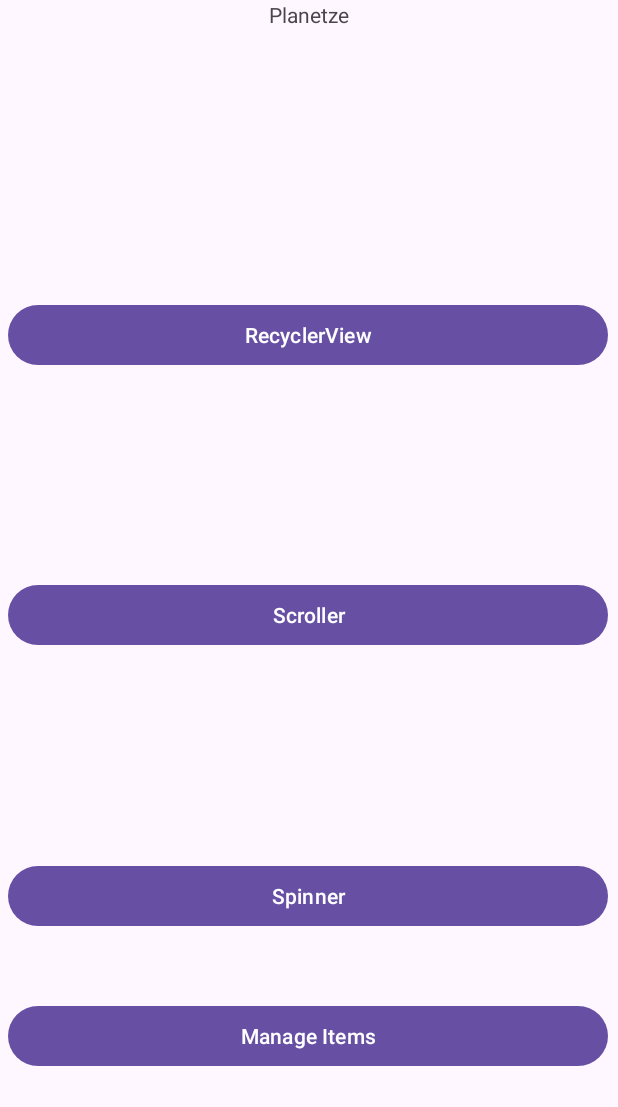
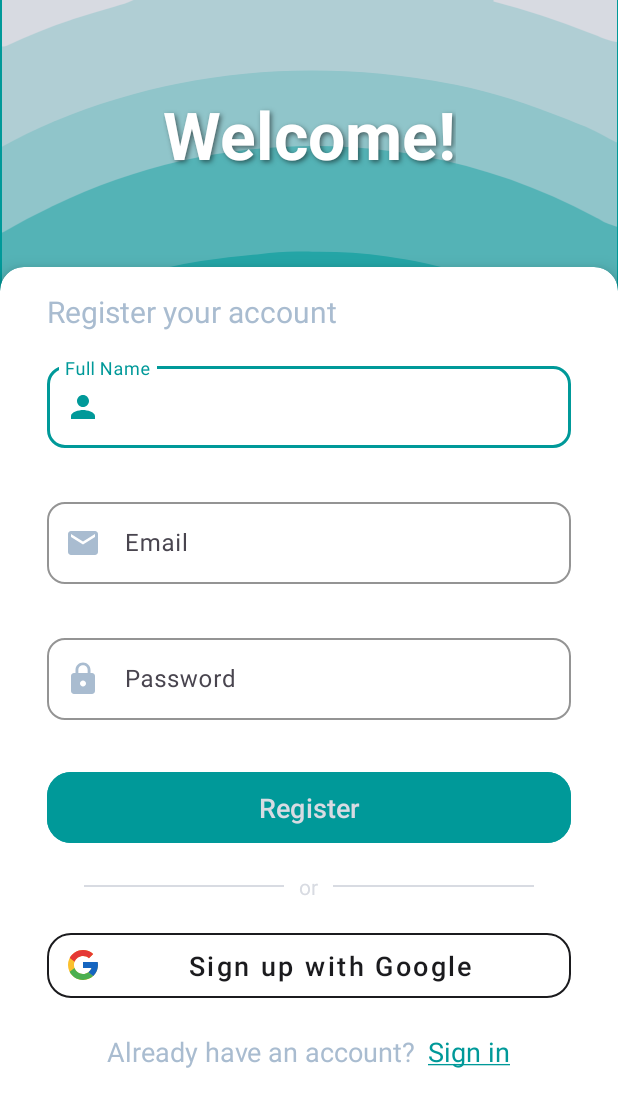
Before and after one commit to A-Skvortsov/Planetze, an Android app: the screen it shows after launch (MainActivity), on a phone screen of 412 x 824 dp. Shown: the top 1107 px of the screen. Run offline under Robolectric (Android 15) with nearby library versions, the phone set to English and light mode, and no system bars; our stand-ins replace Firebase (no records; nobody signed in at launch, a user with empty details on screens opened directly).

Commit message:
Made changes to the themes.xml files and created the sign-in/sign-up UI. (#4)

```diff
--- a/app/src/main/java/com/example/planetze/MainActivity.java
+++ b/app/src/main/java/com/example/planetze/MainActivity.java
@@ -2,17 +2,9 @@ package com.example.planetze;
 
 import android.os.Bundle;
 
-import androidx.activity.EdgeToEdge;
 import androidx.appcompat.app.AppCompatActivity;
-import androidx.core.graphics.Insets;
-import androidx.core.view.ViewCompat;
-import androidx.core.view.WindowInsetsCompat;
 import androidx.fragment.app.Fragment;
 import androidx.fragment.app.FragmentTransaction;
-
-import android.widget.Button;
-import android.view.View;
-import android.content.Intent;
 
 import com.google.firebase.database.DatabaseReference;
 import com.google.firebase.database.FirebaseDatabase;
@@ -33,7 +25,7 @@ public class MainActivity extends AppCompatActivity {
         myRef.child("movies").setValue("B07 Demo!");
 
         if (savedInstanceState == null) {
-            loadFragment(new HomeFragment());
+            loadFragment(new SignUpActivity());
         }
     }
 
--- /dev/null
+++ b/app/src/main/java/com/example/planetze/SignUpActivity.java
@@ -0,0 +1,33 @@
+package com.example.planetze;
+
+import android.os.Bundle;
+import android.view.LayoutInflater;
+import android.view.View;
+import android.view.ViewGroup;
+import android.widget.TextView;
+
+import androidx.annotation.NonNull;
+import androidx.annotation.Nullable;
+import androidx.fragment.app.Fragment;
+import androidx.fragment.app.FragmentTransaction;
+
+public class SignUpActivity extends Fragment {
+    @Nullable
+    @Override
+    public View onCreateView(@NonNull LayoutInflater inflater, @Nullable ViewGroup container, @Nullable Bundle savedInstanceState) {
+        View view = inflater.inflate(R.layout.fragment_sign_up, container, false);
+
+        TextView signInLink = view.findViewById(R.id.signInLink);
+
+        signInLink.setOnClickListener(v -> loadFragment(new LogInActivity()));
+
+        return view;
+    }
+
+    private void loadFragment(Fragment fragment) {
+        FragmentTransaction transaction = getParentFragmentManager().beginTransaction();
+        transaction.replace(R.id.fragment_container, fragment);
+        transaction.addToBackStack(null);
+        transaction.commit();
+    }
+}
--- /dev/null
+++ b/app/src/main/res/drawable/banner.xml
@@ -0,0 +1,15 @@
+<vector xmlns:android="http://schemas.android.com/apk/res/android" android:autoMirrored="true" android:height="198dp" android:viewportHeight="198" android:viewportWidth="410" android:width="410dp">
+
+    <path android:fillColor="#B0CED4" android:pathData="M0,0C135.3,0 270.6,0 410,0C410,65.34 410,130.68 410,198C274.7,198 139.4,198 0,198C0,132.66 0,67.32 0,0Z"/>
+
+    <path android:fillColor="#54B3B6" android:pathData="M286,104C286.89,104.17 287.78,104.34 288.7,104.52C331.07,112.95 372.54,129.59 410,151C410,166.51 410,182.02 410,198C274.7,198 139.4,198 0,198C0,183.81 0,169.62 0,155C20.16,143.14 20.16,143.14 30.38,138.06C31.55,137.47 32.73,136.89 33.95,136.28C51.01,127.87 68.75,120.4 87,115C87.85,114.74 88.69,114.49 89.56,114.22C106.83,109.01 124.26,105.22 142,102C142.93,101.83 143.85,101.66 144.81,101.48C190.97,93.19 240.13,95.09 286,104Z"/>
+
+    <path android:fillColor="#90C5CA" android:pathData="M300,56C301.17,56.23 302.34,56.46 303.55,56.7C328.25,61.68 352.33,69.73 375.7,79.08C377.97,79.99 380.25,80.88 382.53,81.77C383.98,82.35 385.43,82.92 386.88,83.5C388.09,83.98 389.3,84.47 390.55,84.97C397.19,88 403.56,91.57 410,95C410,113.48 410,131.96 410,151C403.26,148.75 403.26,148.75 399.93,146.93C399.19,146.54 398.45,146.14 397.69,145.73C396.9,145.3 396.12,144.88 395.31,144.44C359.19,125.22 320.31,111.26 280,104C278.53,103.72 277.05,103.43 275.58,103.14C271.07,102.3 266.55,101.62 262,101C261,100.86 260,100.73 258.97,100.59C182.9,90.63 103.95,103.61 35,137C34.01,137.48 33.02,137.96 32.01,138.45C22.13,143.26 12.34,148.14 2.95,153.86C1,155 1,155 0,155C0,136.19 0,117.38 0,98C11.4,92 22.4,86.23 34.25,81.38C34.91,81.1 35.56,80.83 36.24,80.55C116.8,47.2 206.22,38.27 300,56Z"/>
+
+    <path android:fillColor="#24A5A6" android:pathData="M208.06,167.75C209.04,167.75 210.02,167.75 211.03,167.75C226.58,167.76 241.63,168.53 257,171C259.1,171.32 261.2,171.63 263.3,171.95C280.62,174.65 297.29,178.47 313.89,184.1C316.19,184.88 318.5,185.64 320.8,186.4C330.08,189.5 339.08,192.98 348,197C348,197.33 348,197.66 348,198C255.27,198 162.54,198 67,198C87.99,177.01 145.86,171.93 173.12,169.28C174.91,169.11 176.69,168.92 178.46,168.71C188.29,167.63 198.19,167.76 208.06,167.75Z"/>
+
+    <path android:fillColor="#D7DAE1" android:pathData="M0,0C29.04,0 58.08,0 88,0C84,2 80.12,3.14 75.84,4.28C66.67,6.77 57.64,9.57 48.63,12.56C47.86,12.81 47.1,13.07 46.31,13.33C31.91,18.11 18.03,23.78 4.23,30.09C2,31 2,31 0,31C0,20.77 0,10.54 0,0Z"/>
+
+    <path android:fillColor="#D7DAE1" android:pathData="M328,0C355.06,0 382.12,0 410,0C410,9.24 410,18.48 410,28C406,27.2 402.92,26.28 399.2,24.78C398.07,24.33 396.94,23.87 395.77,23.41C394.57,22.92 393.37,22.44 392.13,21.94C371.06,13.56 349.98,6.6 328,1C328,0.67 328,0.34 328,0Z"/>
+
+</vector>
--- /dev/null
+++ b/app/src/main/res/drawable/custom_info_input_icon.xml
@@ -0,0 +1,5 @@
+<?xml version="1.0" encoding="utf-8"?>
+<selector xmlns:android="http://schemas.android.com/apk/res/android">
+    <item android:color="@color/palette_turquoise" android:state_focused="true"/>
+    <item android:color="@color/palette_light_blue"/>
+</selector>
--- /dev/null
+++ b/app/src/main/res/drawable/ic_google.xml
@@ -0,0 +1,18 @@
+<vector xmlns:android="http://schemas.android.com/apk/res/android"
+    android:width="48dp"
+    android:height="48dp"
+    android:viewportWidth="48"
+    android:viewportHeight="48">
+  <path
+      android:pathData="M43.611,20.083H42V20H24v8h11.303c-1.649,4.657 -6.08,8 -11.303,8c-6.627,0 -12,-5.373 -12,-12s5.373,-12 12,-12c3.059,0 5.842,1.154 7.961,3.039l5.657,-5.657C34.046,6.053 29.268,4 24,4C12.955,4 4,12.955 4,24s8.955,20 20,20s20,-8.955 20,-20C44,22.659 43.862,21.35 43.611,20.083z"
+      android:fillColor="#fbc02d"/>
+  <path
+      android:pathData="M6.306,14.691l6.571,4.819C14.655,15.108 18.961,12 24,12c3.059,0 5.842,1.154 7.961,3.039l5.657,-5.657C34.046,6.053 29.268,4 24,4C16.318,4 9.656,8.337 6.306,14.691z"
+      android:fillColor="#e53935"/>
+  <path
+      android:pathData="M24,44c5.166,0 9.86,-1.977 13.409,-5.192l-6.19,-5.238C29.211,35.091 26.715,36 24,36c-5.202,0 -9.619,-3.317 -11.283,-7.946l-6.522,5.025C9.505,39.556 16.227,44 24,44z"
+      android:fillColor="#4caf50"/>
+  <path
+      android:pathData="M43.611,20.083L43.595,20L42,20H24v8h11.303c-0.792,2.237 -2.231,4.166 -4.087,5.571c0.001,-0.001 0.002,-0.001 0.003,-0.002l6.19,5.238C36.971,39.205 44,34 44,24C44,22.659 43.862,21.35 43.611,20.083z"
+      android:fillColor="#1565c0"/>
+</vector>
--- /dev/null
+++ b/app/src/main/res/drawable/ic_lock.xml
@@ -0,0 +1,5 @@
+<vector xmlns:android="http://schemas.android.com/apk/res/android" android:height="24dp" android:tint="@color/palette_light_blue" android:viewportHeight="24" android:viewportWidth="24" android:width="24dp">
+
+    <path android:fillColor="@android:color/white" android:pathData="M18,8h-1L17,6c0,-2.76 -2.24,-5 -5,-5S7,3.24 7,6v2L6,8c-1.1,0 -2,0.9 -2,2v10c0,1.1 0.9,2 2,2h12c1.1,0 2,-0.9 2,-2L20,10c0,-1.1 -0.9,-2 -2,-2zM12,17c-1.1,0 -2,-0.9 -2,-2s0.9,-2 2,-2 2,0.9 2,2 -0.9,2 -2,2zM15.1,8L8.9,8L8.9,6c0,-1.71 1.39,-3.1 3.1,-3.1 1.71,0 3.1,1.39 3.1,3.1v2z"/>
+
+</vector>
--- /dev/null
+++ b/app/src/main/res/drawable/ic_mail.xml
@@ -0,0 +1,5 @@
+<vector xmlns:android="http://schemas.android.com/apk/res/android" android:height="24dp" android:tint="@color/palette_light_blue" android:viewportHeight="24" android:viewportWidth="24" android:width="24dp">
+
+    <path android:fillColor="@android:color/white" android:pathData="M20,4L4,4c-1.1,0 -1.99,0.9 -1.99,2L2,18c0,1.1 0.9,2 2,2h16c1.1,0 2,-0.9 2,-2L22,6c0,-1.1 -0.9,-2 -2,-2zM20,8l-8,5 -8,-5L4,6l8,5 8,-5v2z"/>
+
+</vector>
--- /dev/null
+++ b/app/src/main/res/drawable/ic_person.xml
@@ -0,0 +1,5 @@
+<vector xmlns:android="http://schemas.android.com/apk/res/android" android:height="24dp" android:tint="@color/palette_light_blue" android:viewportHeight="24" android:viewportWidth="24" android:width="24dp">
+
+    <path android:fillColor="@android:color/white" android:pathData="M12,12c2.21,0 4,-1.79 4,-4s-1.79,-4 -4,-4 -4,1.79 -4,4 1.79,4 4,4zM12,14c-2.67,0 -8,1.34 -8,4v2h16v-2c0,-2.66 -5.33,-4 -8,-4z"/>
+
+</vector>
--- a/app/src/main/res/layout/activity_main.xml
+++ b/app/src/main/res/layout/activity_main.xml
@@ -7,37 +7,13 @@
     android:layout_height="match_parent"
     tools:context=".MainActivity">
 
-    <!--    <Button-->
-<!--        android:id="@+id/buttonNavigate"-->
-<!--        android:layout_width="wrap_content"-->
-<!--        android:layout_height="wrap_content"-->
-<!--        android:text="Button"-->
-<!--        app:layout_constraintBottom_toBottomOf="parent"-->
-<!--        app:layout_constraintEnd_toEndOf="parent"-->
-<!--        app:layout_constraintStart_toStartOf="parent"-->
-<!--        app:layout_constraintTop_toBottomOf="@+id/textView"-->
-<!--        app:layout_constraintVertical_bias="0.73" />-->
-
     <FrameLayout
         android:id="@+id/fragment_container"
-        android:layout_width="400dp"
-        android:layout_height="700dp"
+        android:layout_width="match_parent"
+        android:layout_height="match_parent"
         app:layout_constraintBottom_toBottomOf="parent"
         app:layout_constraintEnd_toEndOf="parent"
-        app:layout_constraintHorizontal_bias="0.454"
         app:layout_constraintStart_toStartOf="parent"
-        app:layout_constraintTop_toTopOf="parent"
-        app:layout_constraintVertical_bias="0.483" >
-
+        app:layout_constraintTop_toTopOf="parent">
     </FrameLayout>
-
-    <TextView
-        android:id="@+id/textView"
-        android:layout_width="wrap_content"
-        android:layout_height="wrap_content"
-        android:text="@string/app_name"
-        app:layout_constraintEnd_toEndOf="parent"
-        app:layout_constraintStart_toStartOf="parent"
-        app:layout_constraintTop_toTopOf="parent" />
-
 </androidx.constraintlayout.widget.ConstraintLayout>
--- /dev/null
+++ b/app/src/main/res/layout/fragment_sign_up.xml
@@ -0,0 +1,241 @@
+<?xml version="1.0" encoding="utf-8"?>
+<androidx.constraintlayout.widget.ConstraintLayout
+    xmlns:android="http://schemas.android.com/apk/res/android"
+    xmlns:app="http://schemas.android.com/apk/res-auto"
+    android:layout_width="match_parent"
+    android:layout_height="match_parent"
+    android:background="@color/palette_turquoise">
+
+    <!-- Banner Image -->
+    <ImageView
+        android:id="@+id/imageView"
+        android:layout_width="match_parent"
+        android:layout_height="wrap_content"
+        android:layout_marginBottom="16dp"
+        app:srcCompat="@drawable/banner"
+        android:contentDescription="@string/welcome"
+        app:layout_constraintTop_toTopOf="parent"
+    />
+
+    <!-- Banner Text -->
+    <TextView
+        android:layout_width="wrap_content"
+        android:layout_height="wrap_content"
+        android:text="@string/welcome"
+        android:textSize="44sp"
+        android:textColor="@color/white"
+        android:textStyle="bold"
+        android:shadowColor="#80000000"
+        android:shadowDx="2"
+        android:shadowDy="2"
+        android:shadowRadius="4"
+        app:layout_constraintBottom_toTopOf="@+id/cardView"
+        app:layout_constraintEnd_toEndOf="@+id/imageView"
+        app:layout_constraintStart_toStartOf="@+id/imageView"
+        app:layout_constraintTop_toTopOf="@+id/imageView" />
+
+    <!-- Form Card -->
+    <androidx.cardview.widget.CardView
+        android:id="@+id/cardView"
+        android:layout_width="match_parent"
+        android:layout_height="0dp"
+        android:backgroundTint="@color/white"
+        app:cardCornerRadius="16dp"
+        app:cardElevation="8dp"
+        app:layout_constraintTop_toBottomOf="@id/imageView"
+        app:layout_constraintBottom_toBottomOf="parent"
+        android:layout_marginTop="-20dp"
+        android:layout_marginBottom="-20dp">
+
+        <!-- Form -->
+        <LinearLayout
+            android:layout_width="match_parent"
+            android:layout_height="match_parent"
+            android:orientation="vertical"
+            android:padding="16dp">
+
+            <!-- Form Instruction -->
+            <TextView
+                android:id="@+id/logInTextView"
+                android:layout_width="match_parent"
+                android:layout_height="wrap_content"
+                android:layout_marginBottom="2dp"
+                android:text="@string/register_your_account"
+                android:layout_marginLeft="15dp"
+                android:layout_marginRight="15dp"
+                android:textColor="@color/palette_light_blue"
+                android:textSize="20sp" />
+
+            <!-- Form Inputs -->
+            <com.google.android.material.textfield.TextInputLayout
+                android:layout_width="match_parent"
+                android:layout_height="60dp"
+                android:layout_margin="15dp"
+                app:boxStrokeColor="@color/palette_turquoise"
+                app:startIconDrawable="@drawable/ic_person"
+                app:startIconTint="@drawable/custom_info_input_icon"
+                app:boxCornerRadiusTopStart="12dp"
+                app:boxCornerRadiusTopEnd="12dp"
+                app:boxCornerRadiusBottomStart="12dp"
+                app:boxCornerRadiusBottomEnd="12dp">
+
+                <com.google.android.material.textfield.TextInputEditText
+                    android:id="@+id/nameInput"
+                    android:layout_width="match_parent"
+                    android:layout_height="match_parent"
+                    android:autofillHints="username"
+                    android:inputType="text"
+                    android:hint="@string/full_name"
+                    android:paddingStart="12dp"
+                    android:paddingEnd="12dp"
+                    android:textColor="@color/palette_stormy_gray"
+                    android:textColorHint="@color/palette_light_blue" />
+            </com.google.android.material.textfield.TextInputLayout>
+
+            <com.google.android.material.textfield.TextInputLayout
+                android:layout_width="match_parent"
+                android:layout_height="60dp"
+                android:layout_margin="15dp"
+                android:hint="@string/email"
+                app:boxStrokeColor="@color/palette_turquoise"
+                app:startIconDrawable="@drawable/ic_mail"
+                app:startIconTint="@drawable/custom_info_input_icon"
+                app:boxCornerRadiusTopStart="12dp"
+                app:boxCornerRadiusTopEnd="12dp"
+                app:boxCornerRadiusBottomStart="12dp"
+                app:boxCornerRadiusBottomEnd="12dp">
+
+                <com.google.android.material.textfield.TextInputEditText
+                    android:id="@+id/emailInput"
+                    android:layout_width="match_parent"
+                    android:layout_height="match_parent"
+                    android:autofillHints="emailAddress"
+                    android:inputType="textEmailAddress"
+                    android:paddingStart="12dp"
+                    android:paddingEnd="12dp"
+                    android:textColor="@color/palette_stormy_gray"
+                    android:textColorHint="@color/palette_light_blue" />
+            </com.google.android.material.textfield.TextInputLayout>
+
+            <com.google.android.material.textfield.TextInputLayout
+                android:layout_width="match_parent"
+                android:layout_height="60dp"
+                android:layout_margin="15dp"
+                app:boxStrokeColor="@color/palette_turquoise"
+                app:startIconDrawable="@drawable/ic_lock"
+                app:startIconTint="@drawable/custom_info_input_icon"
+                app:boxCornerRadiusTopStart="12dp"
+                app:boxCornerRadiusTopEnd="12dp"
+                app:boxCornerRadiusBottomStart="12dp"
+                app:boxCornerRadiusBottomEnd="12dp">
+
+                <com.google.android.material.textfield.TextInputEditText
+                    android:id="@+id/passwordInput"
+                    android:layout_width="match_parent"
+                    android:layout_height="match_parent"
+                    android:autofillHints="password"
+                    android:inputType="textPassword"
+                    android:hint="@string/password"
+                    android:paddingStart="12dp"
+                    android:paddingEnd="12dp"
+                    android:textColor="@color/palette_stormy_gray"
+                    android:textColorHint="@color/palette_light_blue" />
+            </com.google.android.material.textfield.TextInputLayout>
+
+            <!-- Register Button -->
+            <com.google.android.material.button.MaterialButton
+                android:id="@+id/registerButton"
+                android:layout_width="match_parent"
+                android:layout_height="55dp"
+                android:layout_margin="15dp"
+                android:text="@string/register"
+                android:textSize="18sp"
+                android:textColor="@color/palette_light_gray"
+                app:cornerRadius="16dp"
+                android:backgroundTint="@color/palette_turquoise" />
+
+            <!-- Divider -->
+            <LinearLayout
+                android:layout_width="match_parent"
+                android:layout_height="wrap_content"
+                android:orientation="horizontal"
+                android:gravity="center_vertical">
+
+                <View
+                    android:layout_width="0dp"
+                    android:layout_height="1dp"
+                    android:layout_weight="1"
+                    android:background="@color/palette_light_gray"
+                    android:layout_marginStart="40dp"
+                    />
+
+                <TextView
+                    android:layout_width="wrap_content"
+                    android:layout_height="wrap_content"
+                    android:text="@string/or"
+                    android:textColor="@color/palette_light_gray"
+                    android:textSize="14sp"
+                    android:paddingHorizontal="10dp"
+                    />
+
+                <View
+                    android:layout_width="0dp"
+                    android:layout_height="1dp"
+                    android:layout_weight="1"
+                    android:background="@color/palette_light_gray"
+                    android:layout_marginEnd="40dp"
+                    />
+            </LinearLayout>
+
+            <!-- Google Sign-up Button -->
+            <com.google.android.material.button.MaterialButton
+                android:id="@+id/signUpWithGoogleButton"
+                style="@style/Widget.MaterialComponents.Button.OutlinedButton.Icon"
+                app:strokeWidth="1dp"
+                app:strokeColor="@color/palette_black"
+                app:icon="@drawable/ic_google"
+                app:iconTint="@null"
+                app:iconSize="24dp"
+                app:cornerRadius="16dp"
+                android:layout_width="match_parent"
+                android:layout_height="55dp"
+                android:layout_margin="15dp"
+                android:textAllCaps="false"
+                android:text="@string/sign_up_with_google"
+                android:textColor="@color/palette_black"
+                android:textSize="18sp"
+                android:backgroundTint="@color/white"
+                android:paddingStart="12dp"
+                android:paddingEnd="12dp"
+            />
+
+            <!-- Already have an account -->
+            <LinearLayout
+                android:layout_width="match_parent"
+                android:layout_height="wrap_content"
+                android:orientation="horizontal"
+                android:layout_margin="2dp"
+                android:gravity="center_horizontal">
+
+                <TextView
+                    android:layout_width="wrap_content"
+                    android:layout_height="wrap_content"
+                    android:text="@string/already_have_an_account"
+                    android:textColor="@color/palette_light_blue"
+                    android:textSize="18sp"
+                    android:layout_marginEnd="4dp"
+                    />
+
+                <TextView
+                    android:id="@+id/signInLink"
+                    android:layout_width="wrap_content"
+                    android:layout_height="wrap_content"
+                    android:text="@string/sign_in"
+                    android:textColor="@color/palette_turquoise"
+                    android:textSize="18sp"
+                    android:layout_marginStart="4dp"
+                    />
+            </LinearLayout>
+        </LinearLayout>
+    </androidx.cardview.widget.CardView>
+</androidx.constraintlayout.widget.ConstraintLayout>
--- a/app/src/main/res/values-night/themes.xml
+++ b/app/src/main/res/values-night/themes.xml
@@ -3,5 +3,11 @@
     <style name="Base.Theme.Planetze" parent="Theme.Material3.DayNight.NoActionBar">
         <!-- Customize your dark theme here. -->
         <!-- <item name="colorPrimary">@color/my_dark_primary</item> -->
+
+        <!-- Main colours -->
+        <item name="colorPrimary">@color/palette_turquoise</item>
+        <item name="colorSecondary">@color/palette_light_blue</item>
+        <item name="colorOnBackground">@color/palette_black</item>
+        <item name="colorSurface">@color/palette_stormy_gray</item>
     </style>
 </resources>
--- a/app/src/main/res/values/colors.xml
+++ b/app/src/main/res/values/colors.xml
@@ -1,10 +1,10 @@
 <?xml version="1.0" encoding="utf-8"?>
 <resources>
-    <!-- Default colors -->
+    <!-- Default colours -->
     <color name="black">#FF000000</color>
     <color name="white">#FFFFFFFF</color>
 
-    <!-- Palette colors -->
+    <!-- Palette colours -->
     <color name="palette_light_gray">#d8dbe2</color>
     <color name="palette_light_blue">#a9bcd0</color>
     <color name="palette_turquoise">#009999</color>
--- a/app/src/main/res/values/strings.xml
+++ b/app/src/main/res/values/strings.xml
@@ -1,7 +1,5 @@
 <resources>
     <string name="app_name">Planetze</string>
-    <!-- TODO: Remove or change this placeholder text -->
-    <string name="hello_blank_fragment">Hello blank fragment</string>
     <string name="delete_item">Delete Item</string>
     <string name="add_item">Add Item</string>
     <string name="back">Back</string>
@@ -9,11 +7,34 @@
     <string name="scroller">Scroller</string>
     <string name="spinner">Spinner</string>
     <string name="manage_items">Manage Items</string>
-
     <string-array name="categories_array">
         <item>Books</item>
         <item>Movies</item>
     </string-array>
 
+    <string name="welcome">Welcome!</string>
+    <string name="welcome_back">Welcome Back!</string>
 
+    <string name="full_name">Full Name</string>
+    <string name="email">Email</string>
+    <string name="password">Password</string>
+
+    <string name="register_your_account">Register your account</string>
+    <string name="login_to_your_account">Login to your account</string>
+
+    <string name="forgot_password"><u>Forgot password?</u></string>
+
+    <string name="or">or</string>
+
+    <string name="already_have_an_account">Already have an account?</string>
+    <string name="do_not_have_an_account">Don\'t have an account?"</string>
+
+    <string name="sign_in_with_google">Sign in with Google</string>
+    <string name="sign_up_with_google">Sign up with Google</string>
+
+    <string name="login">Login</string>
+    <string name="register">Register</string>
+
+    <string name="sign_in"><u>Sign in</u></string>
+    <string name="sign_up"><u>Sign up</u></string>
 </resources>
--- a/app/src/main/res/values/themes.xml
+++ b/app/src/main/res/values/themes.xml
@@ -3,6 +3,13 @@
     <style name="Base.Theme.Planetze" parent="Theme.Material3.DayNight.NoActionBar">
         <!-- Customize your light theme here. -->
         <!-- <item name="colorPrimary">@color/my_light_primary</item> -->
+        <!-- res/values/themes.xml (Light Theme) -->
+
+        <!-- Main colours -->
+        <item name="colorPrimary">@color/palette_turquoise</item>
+        <item name="colorSecondary">@color/palette_light_blue</item>
+        <item name="colorOnBackground">@color/palette_light_gray</item>
+        <item name="colorSurface">@color/palette_black</item>
     </style>
 
     <style name="Theme.Planetze" parent="Base.Theme.Planetze" />
```
Also changed, not shown: app/src/main/AndroidManifest.xml (+1 -21 lines), app/src/main/java/com/example/planetze/LogInActivity.java (added, +33 -0 lines), app/src/main/res/layout/fragment_login.xml (added, +227 -0 lines).
